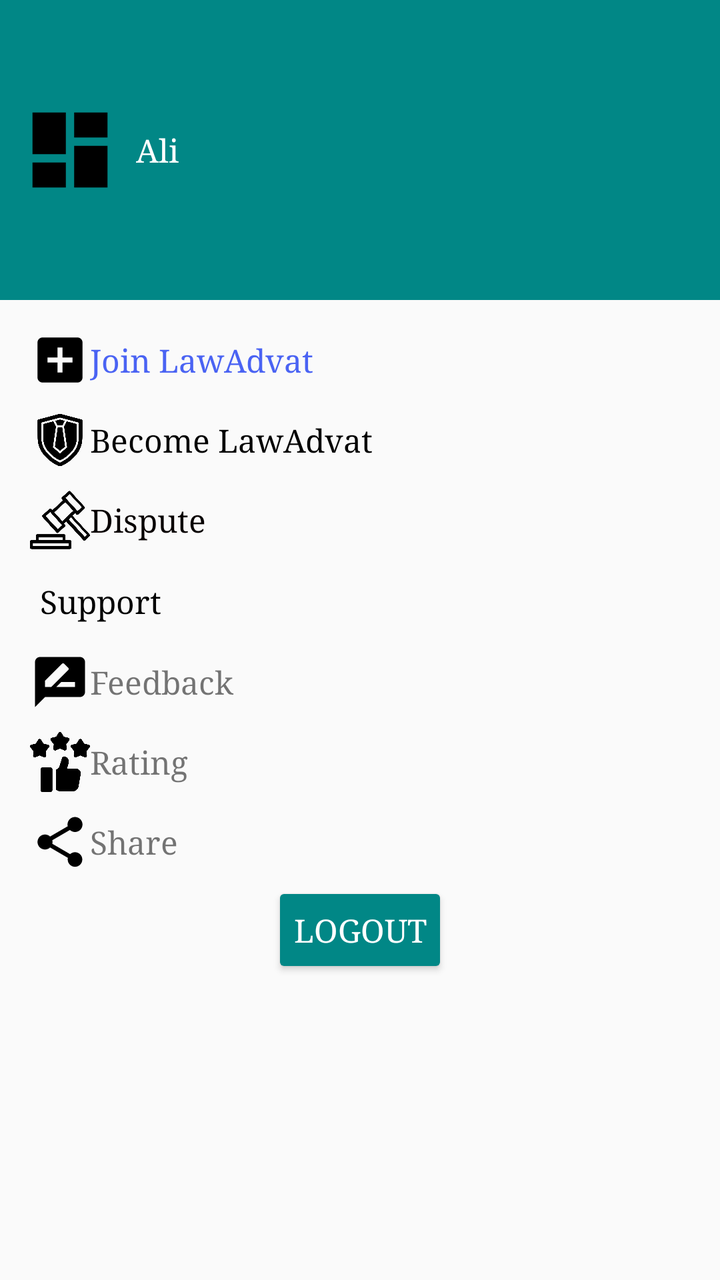
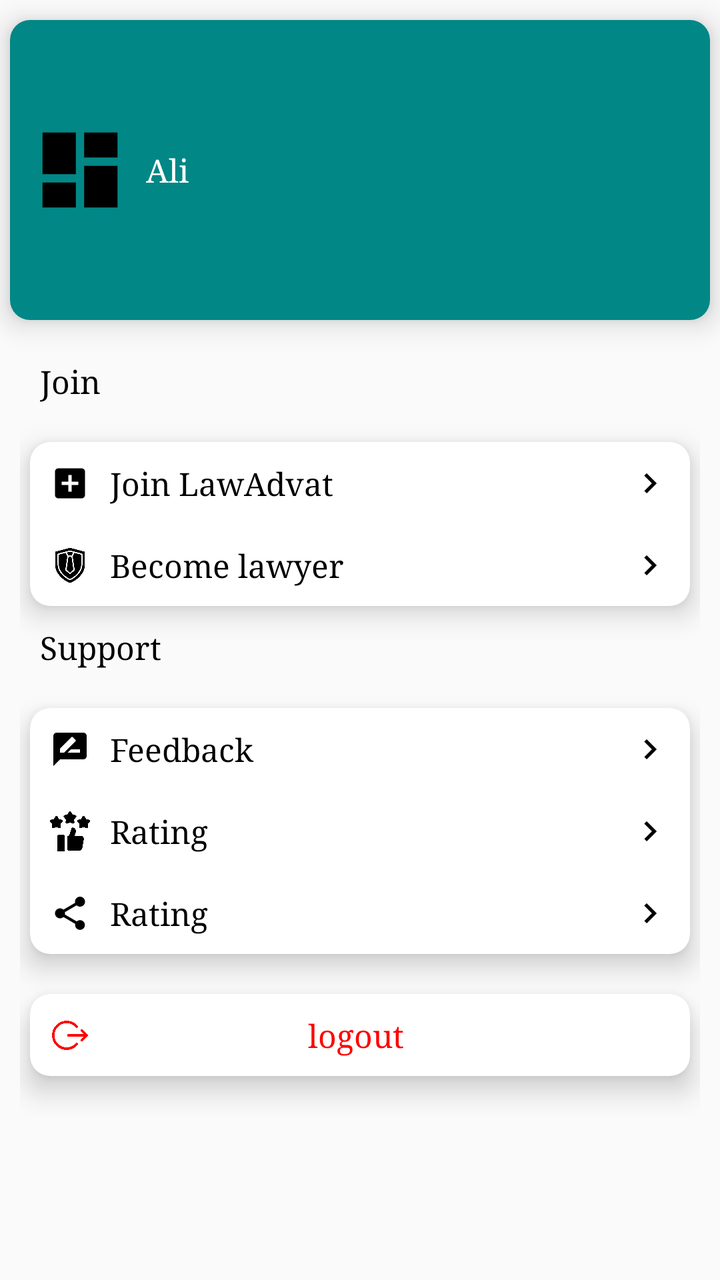

Before-and-after screenshots of an Android layout around one commit, followed by the original layout XML and the change that was made.
<!-- AndroidManifest.xml: application theme Theme.LawAdvat -->
<!-- res/layout/fragment_setting.xml -->
<?xml version="1.0" encoding="utf-8"?>
<LinearLayout xmlns:android="http://schemas.android.com/apk/res/android"
    xmlns:app="http://schemas.android.com/apk/res-auto"
    xmlns:tools="http://schemas.android.com/tools"
    android:layout_width="match_parent"
    android:layout_height="match_parent"
    android:orientation="vertical"
    tools:context=".ui.setting.Setting">
    <LinearLayout
        android:layout_width="match_parent"
        android:layout_height="150dp"
        android:background="@color/teal_700">
        <LinearLayout
            android:layout_width="wrap_content"
            android:layout_height="wrap_content"
            android:layout_gravity="center"
            android:layout_marginLeft="10dp"
            android:orientation="horizontal"
            >

            <ImageView
                android:id="@+id/profile_setting"
                android:layout_width="50dp"
                android:layout_height="50dp"
                android:src="@drawable/ic_dashboard_black_24dp"
                app:layout_constraintBottom_toBottomOf="parent"
                app:layout_constraintStart_toStartOf="parent"
                app:layout_constraintTop_toTopOf="parent" />

            <TextView
                android:id="@+id/display_name_setting"
                android:layout_width="wrap_content"
                android:layout_height="wrap_content"
                android:layout_marginStart="8dp"
                android:text="Ali"
                android:layout_gravity="center"
                android:fontFamily="sans-serif-medium"
                android:textColor="@color/white"
                app:layout_constraintBottom_toBottomOf="parent"
                app:layout_constraintStart_toEndOf="@+id/profile_setting"
                app:layout_constraintTop_toTopOf="@+id/profile_setting" />
        </LinearLayout>
    </LinearLayout>
    <ScrollView
        android:layout_width="match_parent"
        android:layout_height="match_parent"
        android:padding="10dp">
        <LinearLayout
            android:layout_width="match_parent"
            android:layout_height="wrap_content"
            android:orientation="vertical">
    <LinearLayout
        android:id="@+id/join"
        android:layout_width="match_parent"
        android:layout_height="wrap_content"
        android:padding="05dp"
        android:orientation="horizontal">

        <ImageView
            android:layout_width="30dp"
            android:layout_height="30dp"
            app:srcCompat="@drawable/baseline_add_box_24" />
        <TextView
            android:layout_width="wrap_content"
            android:layout_height="wrap_content"
            android:text="Join LawAdvat"
            android:textColor="#4A63F3"
            android:fontFamily="sans-serif-medium"
            android:layout_gravity="center"/>
    </LinearLayout>
    <LinearLayout
        android:id="@+id/become"
        android:padding="05dp"
        android:layout_width="match_parent"
        android:layout_height="wrap_content"
        android:orientation="horizontal">

        <ImageView
            android:layout_width="30dp"
            android:layout_height="30dp"
            app:srcCompat="@drawable/lawyer" />
        <TextView
            android:layout_width="wrap_content"
            android:layout_height="wrap_content"
            android:text="Become LawAdvat"
            android:textColor="@color/black"
            android:fontFamily="sans-serif-medium"
            android:layout_gravity="center"/>
    </LinearLayout>

    <LinearLayout
        android:id="@+id/complain"
        android:padding="05dp"
        android:layout_width="match_parent"
        android:layout_height="wrap_content"
        android:orientation="horizontal">

        <ImageView
            android:layout_width="30dp"
            android:layout_height="30dp"
            app:srcCompat="@drawable/dispute" />
        <TextView
            android:layout_width="wrap_content"
            android:layout_height="wrap_content"
            android:text="Dispute"
            android:textColor="#070000"
            android:fontFamily="sans-serif-medium"
            android:layout_gravity="center"/>
    </LinearLayout>
            <TextView
                android:layout_margin="10dp"
                android:layout_width="wrap_content"
                android:layout_height="wrap_content"
                android:text="Support"
                android:textColor="@color/black"
                android:fontFamily="sans-serif-condensed"/>
    <LinearLayout
        android:id="@+id/feedback"
        android:layout_width="match_parent"
        android:layout_height="wrap_content"
        android:padding="05dp"
        android:orientation="horizontal">

        <ImageView
            android:layout_width="30dp"
            android:layout_height="30dp"
            app:srcCompat="@drawable/baseline_rate_review_24" />
        <TextView
            android:layout_width="wrap_content"
            android:layout_height="wrap_content"
            android:text="Feedback"
            android:fontFamily="sans-serif-medium"
            android:layout_gravity="center"/>
    </LinearLayout>
    <LinearLayout
        android:id="@+id/rating"
        android:layout_width="match_parent"
        android:layout_height="wrap_content"
        android:padding="05dp"
        android:orientation="horizontal">

        <ImageView
            android:layout_width="30dp"
            android:layout_height="30dp"
            app:srcCompat="@drawable/rating" />
        <TextView
            android:layout_width="wrap_content"
            android:layout_height="wrap_content"
            android:text="Rating"
            android:fontFamily="sans-serif-medium"
            android:layout_gravity="center"/>
    </LinearLayout>
    <LinearLayout
        android:id="@+id/share"
        android:layout_width="match_parent"
        android:layout_height="wrap_content"
        android:padding="05dp"
        android:orientation="horizontal">

        <ImageView
            android:layout_width="30dp"
            android:layout_height="30dp"
            app:srcCompat="@drawable/baseline_share_24" />
        <TextView
            android:layout_width="wrap_content"
            android:layout_height="wrap_content"
            android:text="Share"
            android:fontFamily="sans-serif-medium"
            android:layout_gravity="center"/>
    </LinearLayout>
            <androidx.appcompat.widget.AppCompatButton
                android:layout_width="wrap_content"
                android:layout_height="wrap_content"
                android:backgroundTint="@color/teal_700"
                android:id="@+id/logout"
                android:text="logout"
                android:padding="1dp"
                android:textColor="@color/white"
                android:layout_gravity="center"/>
        </LinearLayout>
    </ScrollView>
</LinearLayout>
<!-- resources referenced by this layout -->
<resources>
  <color name="black">#FF000000</color>
  <color name="teal_700">#FF018786</color>
  <color name="white">#FFFFFFFF</color>
  <!-- drawable baseline_add_box_24 (drawable) -->
  <vector android:height="24dp" android:tint="#000000"
      android:viewportHeight="24" android:viewportWidth="24"
      android:width="24dp" xmlns:android="http://schemas.android.com/apk/res/android">
      <path android:fillColor="@android:color/white" android:pathData="M19,3L5,3c-1.11,0 -2,0.9 -2,2v14c0,1.1 0.89,2 2,2h14c1.1,0 2,-0.9 2,-2L21,5c0,-1.1 -0.9,-2 -2,-2zM17,13h-4v4h-2v-4L7,13v-2h4L11,7h2v4h4v2z"/>
  </vector>
  <!-- drawable baseline_rate_review_24 (drawable) -->
  <vector android:height="24dp" android:tint="#000000"
      android:viewportHeight="24" android:viewportWidth="24"
      android:width="24dp" xmlns:android="http://schemas.android.com/apk/res/android">
      <path android:fillColor="@android:color/white" android:pathData="M20,2L4,2c-1.1,0 -1.99,0.9 -1.99,2L2,22l4,-4h14c1.1,0 2,-0.9 2,-2L22,4c0,-1.1 -0.9,-2 -2,-2zM6,14v-2.47l6.88,-6.88c0.2,-0.2 0.51,-0.2 0.71,0l1.77,1.77c0.2,0.2 0.2,0.51 0,0.71L8.47,14L6,14zM18,14h-7.5l2,-2L18,12v2z"/>
  </vector>
  <!-- drawable baseline_share_24 (drawable) -->
  <vector android:height="24dp" android:tint="#000000"
      android:viewportHeight="24" android:viewportWidth="24"
      android:width="24dp" xmlns:android="http://schemas.android.com/apk/res/android">
      <path android:fillColor="@android:color/white" android:pathData="M18,16.08c-0.76,0 -1.44,0.3 -1.96,0.77L8.91,12.7c0.05,-0.23 0.09,-0.46 0.09,-0.7s-0.04,-0.47 -0.09,-0.7l7.05,-4.11c0.54,0.5 1.25,0.81 2.04,0.81 1.66,0 3,-1.34 3,-3s-1.34,-3 -3,-3 -3,1.34 -3,3c0,0.24 0.04,0.47 0.09,0.7L8.04,9.81C7.5,9.31 6.79,9 6,9c-1.66,0 -3,1.34 -3,3s1.34,3 3,3c0.79,0 1.5,-0.31 2.04,-0.81l7.12,4.16c-0.05,0.21 -0.08,0.43 -0.08,0.65 0,1.61 1.31,2.92 2.92,2.92 1.61,0 2.92,-1.31 2.92,-2.92s-1.31,-2.92 -2.92,-2.92z"/>
  </vector>
  <!-- drawable dispute: png bitmap (drawable, 10620 bytes) -->
  <!-- drawable ic_dashboard_black_24dp (drawable) -->
  <vector xmlns:android="http://schemas.android.com/apk/res/android"
      android:width="24dp"
      android:height="24dp"
      android:viewportWidth="24.0"
      android:viewportHeight="24.0">
      <path
          android:fillColor="#FF000000"
          android:pathData="M3,13h8L11,3L3,3v10zM3,21h8v-6L3,15v6zM13,21h8L21,11h-8v10zM13,3v6h8L21,3h-8z" />
  </vector>
  <!-- drawable lawyer: png bitmap (drawable, 16439 bytes) -->
  <!-- drawable rating: png bitmap (drawable, 11939 bytes) -->
  <style name="Theme.LawAdvat" parent="Theme.MaterialComponents.DayNight.DarkActionBar.Bridge">
          
          <item name="colorPrimary">@color/white</item>
          <item name="colorPrimaryVariant">#FFFFFF</item>
          <item name="colorOnPrimary">#009688</item>
          
          <item name="colorSecondary">@color/teal_200</item>
          <item name="colorSecondaryVariant">@color/teal_700</item>
          <item name="colorOnSecondary">#FFFFFF</item>
          
          <item name="android:statusBarColor">#FFFFFF</item>
          
          <item name="titleTextColor">@color/black</item>
          <item name="fontFamily">serif</item>
          <item name="android:textSize">16sp</item>
      </style>
  <color name="teal_200">#FF03DAC5</color>
</resources>

<!-- the commit's change to res/layout/fragment_setting.xml (unified diff, before → after) -->
@@ -6,6 +6,14 @@
     android:layout_height="match_parent"
     android:orientation="vertical"
     tools:context=".ui.setting.Setting">
+    <androidx.cardview.widget.CardView
+        android:layout_width="match_parent"
+        android:layout_height="wrap_content"
+        android:layout_marginStart="5dp"
+        android:layout_marginTop="10dp"
+        android:layout_marginEnd="5dp"
+        app:cardCornerRadius="10dp"
+        app:cardElevation="8dp">
     <LinearLayout
         android:layout_width="match_parent"
         android:layout_height="150dp"
@@ -41,6 +49,7 @@
                 app:layout_constraintTop_toTopOf="@+id/profile_setting" />
         </LinearLayout>
     </LinearLayout>
+    </androidx.cardview.widget.CardView>
     <ScrollView
         android:layout_width="match_parent"
         android:layout_height="match_parent"
@@ -49,134 +58,291 @@
             android:layout_width="match_parent"
             android:layout_height="wrap_content"
             android:orientation="vertical">
-    <LinearLayout
-        android:id="@+id/join"
-        android:layout_width="match_parent"
-        android:layout_height="wrap_content"
-        android:padding="05dp"
-        android:orientation="horizontal">
-
-        <ImageView
-            android:layout_width="30dp"
-            android:layout_height="30dp"
-            app:srcCompat="@drawable/baseline_add_box_24" />
-        <TextView
-            android:layout_width="wrap_content"
-            android:layout_height="wrap_content"
-            android:text="Join LawAdvat"
-            android:textColor="#4A63F3"
-            android:fontFamily="sans-serif-medium"
-            android:layout_gravity="center"/>
-    </LinearLayout>
-    <LinearLayout
-        android:id="@+id/become"
-        android:padding="05dp"
-        android:layout_width="match_parent"
-        android:layout_height="wrap_content"
-        android:orientation="horizontal">
-
-        <ImageView
-            android:layout_width="30dp"
-            android:layout_height="30dp"
-            app:srcCompat="@drawable/lawyer" />
-        <TextView
-            android:layout_width="wrap_content"
-            android:layout_height="wrap_content"
-            android:text="Become LawAdvat"
-            android:textColor="@color/black"
-            android:fontFamily="sans-serif-medium"
-            android:layout_gravity="center"/>
-    </LinearLayout>
-
-    <LinearLayout
-        android:id="@+id/complain"
-        android:padding="05dp"
-        android:layout_width="match_parent"
-        android:layout_height="wrap_content"
-        android:orientation="horizontal">
-
-        <ImageView
-            android:layout_width="30dp"
-            android:layout_height="30dp"
-            app:srcCompat="@drawable/dispute" />
-        <TextView
-            android:layout_width="wrap_content"
-            android:layout_height="wrap_content"
-            android:text="Dispute"
-            android:textColor="#070000"
-            android:fontFamily="sans-serif-medium"
-            android:layout_gravity="center"/>
-    </LinearLayout>
             <TextView
                 android:layout_margin="10dp"
                 android:layout_width="wrap_content"
                 android:layout_height="wrap_content"
+                android:text="Join"
+                android:textColor="@color/black"
+                android:fontFamily="sans-serif-condensed"/>
+            <androidx.cardview.widget.CardView
+                android:layout_width="match_parent"
+                android:layout_height="wrap_content"
+                android:layout_marginStart="5dp"
+                android:layout_marginTop="10dp"
+                android:layout_marginEnd="5dp"
+                app:cardCornerRadius="10dp"
+                app:cardElevation="8dp">
+
+                <LinearLayout
+                    android:layout_width="match_parent"
+                    android:layout_height="wrap_content"
+                    android:orientation="vertical">
+
+                    <androidx.constraintlayout.widget.ConstraintLayout
+                        android:layout_width="match_parent"
+                        android:id="@+id/join"
+                        android:layout_height="wrap_content"
+                        android:padding="10dp">
+
+                        <ImageView
+                            android:id="@+id/imageView11"
+                            android:layout_width="20dp"
+                            android:layout_height="20dp"
+                            android:src="@drawable/baseline_add_box_24"
+                            app:layout_constraintBottom_toBottomOf="parent"
+                            app:layout_constraintStart_toStartOf="parent"
+                            app:layout_constraintTop_toTopOf="parent" />
+
+                        <TextView
+                            android:id="@+id/textView22"
+                            android:layout_width="0dp"
+                            android:layout_height="wrap_content"
+                            android:layout_marginStart="10dp"
+                            android:text="Join LawAdvat"
+                            android:textColor="@color/black"
+                            app:layout_constraintBottom_toBottomOf="@+id/imageView11"
+                            app:layout_constraintEnd_toStartOf="@+id/imageView111"
+                            app:layout_constraintStart_toEndOf="@+id/imageView11"
+                            app:layout_constraintTop_toTopOf="@+id/imageView11" />
+
+                        <ImageView
+                            android:id="@+id/imageView111"
+                            android:layout_width="20dp"
+                            android:layout_height="20dp"
+                            android:src="@drawable/baseline_navigate_next_24"
+                            app:layout_constraintBottom_toBottomOf="parent"
+                            app:layout_constraintEnd_toEndOf="parent"
+                            app:layout_constraintTop_toTopOf="parent" />
+                    </androidx.constraintlayout.widget.ConstraintLayout>
+
+                    <androidx.constraintlayout.widget.ConstraintLayout
+                        android:layout_width="match_parent"
+                        android:layout_height="wrap_content"
+                        android:id="@+id/become"
+                        android:padding="10dp">
+
+                        <ImageView
+                            android:id="@+id/imageView22"
+                            android:layout_width="20dp"
+                            android:layout_height="20dp"
+                            android:src="@drawable/lawyer"
+                            app:layout_constraintBottom_toBottomOf="parent"
+                            app:layout_constraintStart_toStartOf="parent"
+                            app:layout_constraintTop_toTopOf="parent"
+                            app:tint="@color/black" />
+
+                        <TextView
+                            android:id="@+id/textView2222"
+                            android:layout_width="0dp"
+                            android:layout_height="wrap_content"
+                            android:layout_marginStart="10dp"
+                            android:text="Become lawyer"
+                            android:textColor="@color/black"
+                            app:layout_constraintBottom_toBottomOf="@+id/imageView22"
+                            app:layout_constraintEnd_toStartOf="@+id/imageView2222"
+                            app:layout_constraintStart_toEndOf="@+id/imageView22"
+                            app:layout_constraintTop_toTopOf="@+id/imageView22" />
+
+                        <ImageView
+                            android:id="@+id/imageView2222"
+                            android:layout_width="20dp"
+                            android:layout_height="20dp"
+                            android:src="@drawable/baseline_navigate_next_24"
+                            app:layout_constraintBottom_toBottomOf="parent"
+                            app:layout_constraintEnd_toEndOf="parent"
+                            app:layout_constraintTop_toTopOf="parent" />
+                    </androidx.constraintlayout.widget.ConstraintLayout>
+                </LinearLayout>
+            </androidx.cardview.widget.CardView>
+
+
+
+   
+            <TextView
+                android:layout_margin="10dp"
+                android:layout_width="wrap_content"
+                android:layout_height="wrap_content"
                 android:text="Support"
                 android:textColor="@color/black"
                 android:fontFamily="sans-serif-condensed"/>
-    <LinearLayout
-        android:id="@+id/feedback"
-        android:layout_width="match_parent"
-        android:layout_height="wrap_content"
-        android:padding="05dp"
-        android:orientation="horizontal">
-
-        <ImageView
-            android:layout_width="30dp"
-            android:layout_height="30dp"
-            app:srcCompat="@drawable/baseline_rate_review_24" />
-        <TextView
-            android:layout_width="wrap_content"
-            android:layout_height="wrap_content"
-            android:text="Feedback"
-            android:fontFamily="sans-serif-medium"
-            android:layout_gravity="center"/>
-    </LinearLayout>
-    <LinearLayout
-        android:id="@+id/rating"
-        android:layout_width="match_parent"
-        android:layout_height="wrap_content"
-        android:padding="05dp"
-        android:orientation="horizontal">
-
-        <ImageView
-            android:layout_width="30dp"
-            android:layout_height="30dp"
-            app:srcCompat="@drawable/rating" />
-        <TextView
-            android:layout_width="wrap_content"
-            android:layout_height="wrap_content"
-            android:text="Rating"
-            android:fontFamily="sans-serif-medium"
-            android:layout_gravity="center"/>
-    </LinearLayout>
-    <LinearLayout
-        android:id="@+id/share"
-        android:layout_width="match_parent"
-        android:layout_height="wrap_content"
-        android:padding="05dp"
-        android:orientation="horizontal">
-
-        <ImageView
-            android:layout_width="30dp"
-            android:layout_height="30dp"
-            app:srcCompat="@drawable/baseline_share_24" />
-        <TextView
-            android:layout_width="wrap_content"
-            android:layout_height="wrap_content"
-            android:text="Share"
-            android:fontFamily="sans-serif-medium"
-            android:layout_gravity="center"/>
-    </LinearLayout>
-            <androidx.appcompat.widget.AppCompatButton
-                android:layout_width="wrap_content"
-                android:layout_height="wrap_content"
-                android:backgroundTint="@color/teal_700"
-                android:id="@+id/logout"
-                android:text="logout"
-                android:padding="1dp"
-                android:textColor="@color/white"
-                android:layout_gravity="center"/>
+            <androidx.cardview.widget.CardView
+                android:layout_width="match_parent"
+                android:layout_height="wrap_content"
+                android:layout_marginStart="5dp"
+                android:layout_marginTop="10dp"
+                android:layout_marginEnd="5dp"
+                app:cardCornerRadius="10dp"
+                app:cardElevation="8dp">
+
+                <LinearLayout
+                    android:layout_width="match_parent"
+                    android:layout_height="wrap_content"
+                    android:orientation="vertical">
+
+                    <androidx.constraintlayout.widget.ConstraintLayout
+                        android:layout_width="match_parent"
+                        android:id="@+id/feedback"
+                        android:layout_height="wrap_content"
+                        android:padding="10dp">
+
+                        <ImageView
+                            android:id="@+id/imageView"
+                            android:layout_width="20dp"
+                            android:layout_height="20dp"
+                            android:src="@drawable/baseline_rate_review_24"
+                            app:layout_constraintBottom_toBottomOf="parent"
+                            app:layout_constraintStart_toStartOf="parent"
+                            app:layout_constraintTop_toTopOf="parent" />
+
+                        <TextView
+                            android:id="@+id/textView"
+                            android:layout_width="0dp"
+                            android:layout_height="wrap_content"
+                            android:layout_marginStart="10dp"
+                            android:text="Feedback"
+                            android:textColor="@color/black"
+                            app:layout_constraintBottom_toBottomOf="@+id/imageView"
+                            app:layout_constraintEnd_toStartOf="@+id/imageView1"
+                            app:layout_constraintStart_toEndOf="@+id/imageView"
+                            app:layout_constraintTop_toTopOf="@+id/imageView" />
+
+                        <ImageView
+                            android:id="@+id/imageView1"
+                            android:layout_width="20dp"
+                            android:layout_height="20dp"
+                            android:src="@drawable/baseline_navigate_next_24"
+                            app:layout_constraintBottom_toBottomOf="parent"
+                            app:layout_constraintEnd_toEndOf="parent"
+                            app:layout_constraintTop_toTopOf="parent" />
+                    </androidx.constraintlayout.widget.ConstraintLayout>
+
+                    <androidx.constraintlayout.widget.ConstraintLayout
+                        android:layout_width="match_parent"
+                        android:layout_height="wrap_content"
+                        android:id="@+id/rating"
+                        android:padding="10dp">
+
+                        <ImageView
+                            android:id="@+id/imageView2"
+                            android:layout_width="20dp"
+                            android:layout_height="20dp"
+                            android:src="@drawable/rating"
+                            app:layout_constraintBottom_toBottomOf="parent"
+                            app:layout_constraintStart_toStartOf="parent"
+                            app:layout_constraintTop_toTopOf="parent"
+                            app:tint="@color/black" />
+
+                        <TextView
+                            android:id="@+id/textView33"
+                            android:layout_width="0dp"
+                            android:layout_height="wrap_content"
+                            android:layout_marginStart="10dp"
+                            android:text="Rating"
+                            android:textColor="@color/black"
+                            app:layout_constraintBottom_toBottomOf="@+id/imageView2"
+                            app:layout_constraintEnd_toStartOf="@+id/imageView222"
+                            app:layout_constraintStart_toEndOf="@+id/imageView2"
+                            app:layout_constraintTop_toTopOf="@+id/imageView2" />
+
+                        <ImageView
+                            android:id="@+id/imageView222"
+                            android:layout_width="20dp"
+                            android:layout_height="20dp"
+                            android:src="@drawable/baseline_navigate_next_24"
+                            app:layout_constraintBottom_toBottomOf="parent"
+                            app:layout_constraintEnd_toEndOf="parent"
+                            app:layout_constraintTop_toTopOf="parent" />
+                    </androidx.constraintlayout.widget.ConstraintLayout>
+                    <androidx.constraintlayout.widget.ConstraintLayout
+                        android:layout_width="match_parent"
+                        android:layout_height="wrap_content"
+                        android:id="@+id/share"
+                        android:padding="10dp">
+
+                        <ImageView
+                            android:id="@+id/imageView3"
+                            android:layout_width="20dp"
+                            android:layout_height="20dp"
+                            android:src="@drawable/baseline_share_24"
+                            app:layout_constraintBottom_toBottomOf="parent"
+                            app:layout_constraintStart_toStartOf="parent"
+                            app:layout_constraintTop_toTopOf="parent"
+                            app:tint="@color/black" />
+
+                        <TextView
+                            android:id="@+id/textView3"
+                            android:layout_width="0dp"
+                            android:layout_height="wrap_content"
+                            android:layout_marginStart="10dp"
+                            android:text="Rating"
+                            android:textColor="@color/black"
+                            app:layout_constraintBottom_toBottomOf="@+id/imageView3"
+                            app:layout_constraintEnd_toStartOf="@+id/imageView333"
+                            app:layout_constraintStart_toEndOf="@+id/imageView3"
+                            app:layout_constraintTop_toTopOf="@+id/imageView3" />
+
+                        <ImageView
+                            android:id="@+id/imageView333"
+                            android:layout_width="20dp"
+                            android:layout_height="20dp"
+                            android:src="@drawable/baseline_navigate_next_24"
+                            app:layout_constraintBottom_toBottomOf="parent"
+                            app:layout_constraintEnd_toEndOf="parent"
+                            app:layout_constraintTop_toTopOf="parent" />
+                    </androidx.constraintlayout.widget.ConstraintLayout>
+                </LinearLayout>
+            </androidx.cardview.widget.CardView>
+            <androidx.cardview.widget.CardView
+                android:layout_width="match_parent"
+                android:layout_height="wrap_content"
+                android:layout_marginStart="5dp"
+                android:layout_marginTop="20dp"
+                android:layout_marginEnd="5dp"
+                android:layout_marginBottom="20dp"
+                app:cardCornerRadius="10dp"
+                app:cardElevation="8dp">
+
+                <LinearLayout
+                    android:layout_width="match_parent"
+                    android:layout_height="wrap_content"
+                    android:orientation="vertical">
+
+                    <androidx.constraintlayout.widget.ConstraintLayout
+                        android:layout_width="match_parent"
+                        android:layout_height="wrap_content"
+                        android:id="@+id/logout"
+                        android:padding="10dp">
+
+                        <ImageView
+                            android:id="@+id/im99"
+                            android:layout_width="20dp"
+                            android:layout_height="20dp"
+                            android:src="@drawable/logout"
+                            app:layout_constraintBottom_toBottomOf="parent"
+                            app:layout_constraintStart_toStartOf="parent"
+                            app:layout_constraintTop_toTopOf="parent"
+                            app:tint="#FF0000" />
+
+                        <TextView
+                            android:id="@+id/t9"
+                            android:layout_width="wrap_content"
+                            android:layout_height="wrap_content"
+                            android:gravity="center"
+                            android:text="logout"
+                            android:textColor="#FF0000"
+                            app:layout_constraintBottom_toBottomOf="@+id/im99"
+                            app:layout_constraintEnd_toEndOf="parent"
+                            app:layout_constraintHorizontal_bias="0.45"
+                            app:layout_constraintStart_toEndOf="@+id/im99"
+                            app:layout_constraintTop_toTopOf="@+id/im99" />
+                    </androidx.constraintlayout.widget.ConstraintLayout>
+                </LinearLayout>
+            </androidx.cardview.widget.CardView>
+    
+    
+    
+            
         </LinearLayout>
     </ScrollView>
 </LinearLayout>
<!-- resource entries referenced after the edit -->
@@ -8,6 +8,12 @@
       android:viewportHeight="24" android:viewportWidth="24"
       android:width="24dp" xmlns:android="http://schemas.android.com/apk/res/android">
       <path android:fillColor="@android:color/white" android:pathData="M19,3L5,3c-1.11,0 -2,0.9 -2,2v14c0,1.1 0.89,2 2,2h14c1.1,0 2,-0.9 2,-2L21,5c0,-1.1 -0.9,-2 -2,-2zM17,13h-4v4h-2v-4L7,13v-2h4L11,7h2v4h4v2z"/>
+  </vector>
+  <!-- drawable baseline_navigate_next_24 (drawable) -->
+  <vector android:autoMirrored="true" android:height="24dp"
+      android:tint="#000000" android:viewportHeight="24"
+      android:viewportWidth="24" android:width="24dp" xmlns:android="http://schemas.android.com/apk/res/android">
+      <path android:fillColor="@android:color/white" android:pathData="M10,6L8.59,7.41 13.17,12l-4.58,4.59L10,18l6,-6z"/>
   </vector>
   <!-- drawable baseline_rate_review_24 (drawable) -->
   <vector android:height="24dp" android:tint="#000000"
@@ -21,7 +27,6 @@
       android:width="24dp" xmlns:android="http://schemas.android.com/apk/res/android">
       <path android:fillColor="@android:color/white" android:pathData="M18,16.08c-0.76,0 -1.44,0.3 -1.96,0.77L8.91,12.7c0.05,-0.23 0.09,-0.46 0.09,-0.7s-0.04,-0.47 -0.09,-0.7l7.05,-4.11c0.54,0.5 1.25,0.81 2.04,0.81 1.66,0 3,-1.34 3,-3s-1.34,-3 -3,-3 -3,1.34 -3,3c0,0.24 0.04,0.47 0.09,0.7L8.04,9.81C7.5,9.31 6.79,9 6,9c-1.66,0 -3,1.34 -3,3s1.34,3 3,3c0.79,0 1.5,-0.31 2.04,-0.81l7.12,4.16c-0.05,0.21 -0.08,0.43 -0.08,0.65 0,1.61 1.31,2.92 2.92,2.92 1.61,0 2.92,-1.31 2.92,-2.92s-1.31,-2.92 -2.92,-2.92z"/>
   </vector>
-  <!-- drawable dispute: png bitmap (drawable, 10620 bytes) -->
   <!-- drawable ic_dashboard_black_24dp (drawable) -->
   <vector xmlns:android="http://schemas.android.com/apk/res/android"
       android:width="24dp"
@@ -33,6 +38,7 @@
           android:pathData="M3,13h8L11,3L3,3v10zM3,21h8v-6L3,15v6zM13,21h8L21,11h-8v10zM13,3v6h8L21,3h-8z" />
   </vector>
   <!-- drawable lawyer: png bitmap (drawable, 16439 bytes) -->
+  <!-- drawable logout: png bitmap (drawable, 9880 bytes) -->
   <!-- drawable rating: png bitmap (drawable, 11939 bytes) -->
   <style name="Theme.LawAdvat" parent="Theme.MaterialComponents.DayNight.DarkActionBar.Bridge">
           
